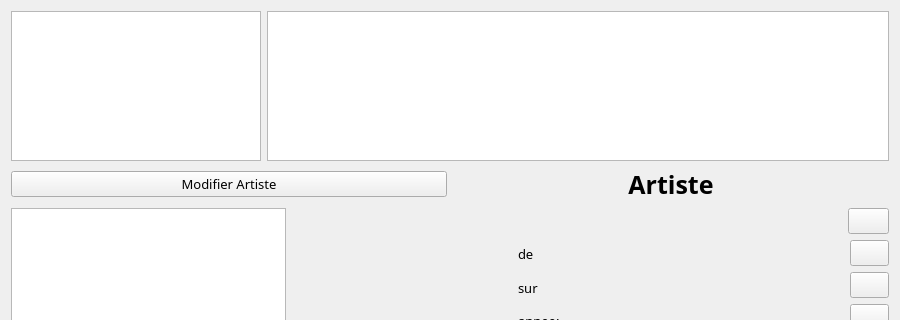
This is projet-musique/core/ongletmp3.ui in toopoormaghell/projet-musique as Qt 5 draws it before an edit; both pictures show x 0 to 900 and y 0 to 320 of the 900 by 931 pixel window. The edited form follows.
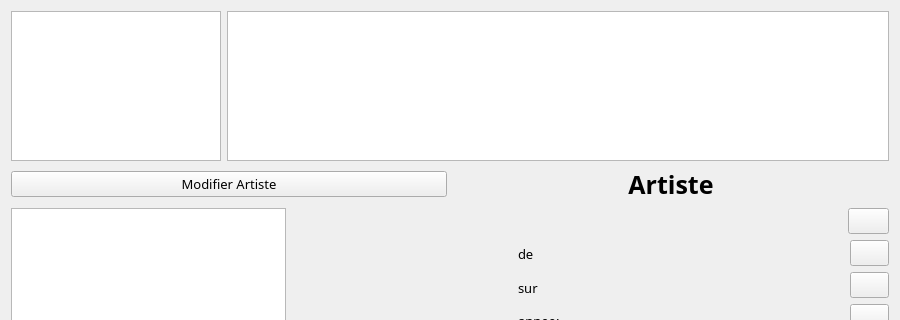
This is the edited form. Icons and pictures are not drawn.

The edit to the form file:
```diff
--- a/projet-musique/core/ongletmp3.ui
+++ b/projet-musique/core/ongletmp3.ui
@@ -35,13 +35,13 @@
       <widget class="QListWidget" name="Categories">
        <property name="minimumSize">
         <size>
-         <width>250</width>
+         <width>210</width>
          <height>150</height>
         </size>
        </property>
        <property name="maximumSize">
         <size>
-         <width>250</width>
+         <width>210</width>
          <height>150</height>
         </size>
        </property>
@@ -94,7 +94,7 @@
        <property name="iconSize">
         <size>
          <width>105</width>
-         <height>107</height>
+         <height>105</height>
         </size>
        </property>
        <property name="movement">
```
